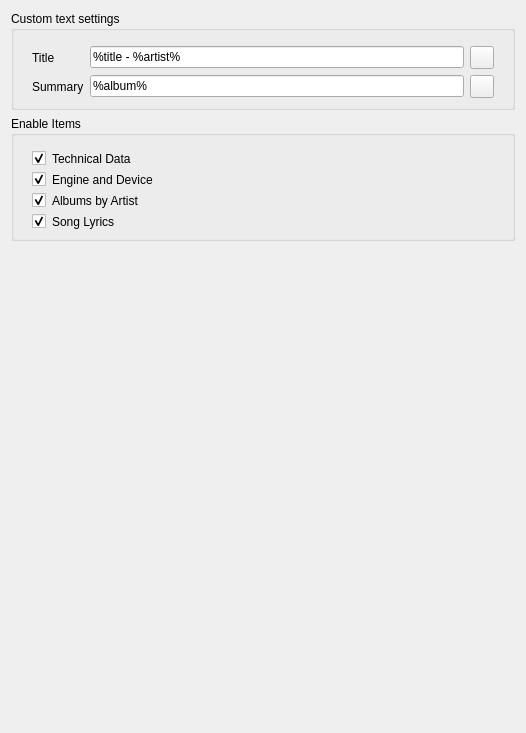
This is src/settings/contextsettingspage.ui in strawberrymusicplayer/strawberry as Qt 5 draws it before an edit. The edited form follows.
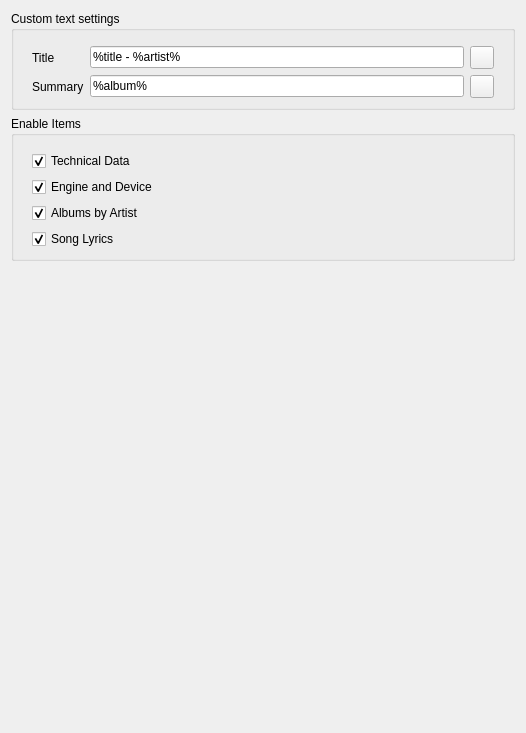
This is the edited form.

Commit message:
Fix checkboxes on context settings page
So...I am new to Qt, and I forgot that checkboxes can have a label.
Duh. Fixed.

Patch:
```diff
--- a/src/settings/contextsettingspage.ui
+++ b/src/settings/contextsettingspage.ui
@@ -166,82 +166,42 @@
          </property>
          <item row="0" column="0">
           <widget class="QCheckBox" name="context_item1_enable">
-           <property name="checked">
-            <bool>true</bool>
-           </property>
-          </widget>
-         </item>
-         <item row="0" column="1">
-          <widget class="QLabel" name="context_item1_label">
-           <property name="sizePolicy">
-            <sizepolicy hsizetype="Expanding" vsizetype="Preferred">
-             <horstretch>0</horstretch>
-             <verstretch>0</verstretch>
-            </sizepolicy>
-           </property>
            <property name="text">
             <string>Technical Data</string>
            </property>
+           <property name="checked">
+            <bool>true</bool>
+           </property>
           </widget>
          </item>
          <item row="1" column="0">
           <widget class="QCheckBox" name="context_item2_enable">
-           <property name="checked">
-            <bool>true</bool>
-           </property>
-          </widget>
-         </item>
-         <item row="1" column="1">
-          <widget class="QLabel" name="context_item2_label">
-           <property name="sizePolicy">
-            <sizepolicy hsizetype="Expanding" vsizetype="Preferred">
-             <horstretch>0</horstretch>
-             <verstretch>0</verstretch>
-            </sizepolicy>
-           </property>
            <property name="text">
             <string>Engine and Device</string>
            </property>
+           <property name="checked">
+            <bool>true</bool>
+           </property>
           </widget>
          </item>
          <item row="2" column="0">
           <widget class="QCheckBox" name="context_item3_enable">
-           <property name="checked">
-            <bool>true</bool>
-           </property>
-          </widget>
-         </item>
-         <item row="2" column="1">
-          <widget class="QLabel" name="context_item3_label">
-           <property name="sizePolicy">
-            <sizepolicy hsizetype="Expanding" vsizetype="Preferred">
-             <horstretch>0</horstretch>
-             <verstretch>0</verstretch>
-            </sizepolicy>
-           </property>
            <property name="text">
             <string>Albums by Artist</string>
            </property>
+           <property name="checked">
+            <bool>true</bool>
+           </property>
           </widget>
          </item>
          <item row="3" column="0">
           <widget class="QCheckBox" name="context_item4_enable">
-           <property name="checked">
-            <bool>true</bool>
-           </property>
-          </widget>
-         </item>
-         <item row="3" column="1">
-          <widget class="QLabel" name="context_item4_label">
-           <property name="sizePolicy">
-            <sizepolicy hsizetype="Expanding" vsizetype="Preferred">
-             <horstretch>0</horstretch>
-             <verstretch>0</verstretch>
-            </sizepolicy>
-           </property>
            <property name="text">
             <string>Song Lyrics</string>
            </property>
+           <property name="checked">
+            <bool>true</bool>
+           </property>
           </widget>
          </item>
         </layout>
```
